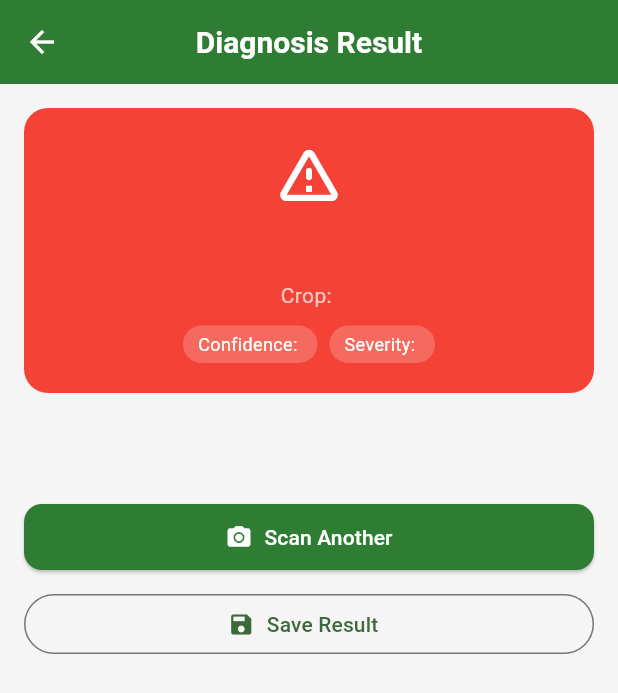
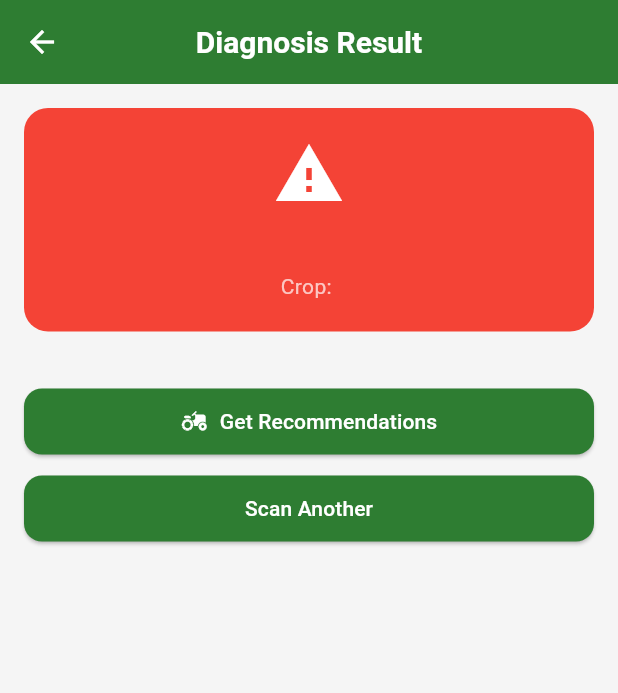
Before and after one commit to Nisansala23/govi-ai, a Flutter app: the RemedyScreen screen opened directly with empty values, on a phone screen of 412 x 824 dp. Shown: the top 693 px of the screen. Run offline on Flutter 3.47's test engine with Material 3 defaults, Android fonts, the phone set to English and light mode, and no system bars; our stand-ins replace cloud_firestore, connectivity_plus, firebase_auth, firebase_core, flutter_dotenv, flutter_map and 3 more; accounts and stored records are empty.

Commit message:
style:Improve remedy screen UI with agriculture styling

```diff
--- a/lib/screens/remedy_screen.dart
+++ b/lib/screens/remedy_screen.dart
@@ -1,5 +1,6 @@
 import 'package:flutter/material.dart';
 import '../theme/app_theme.dart';
+import 'recommendation_screen.dart';
 
 class RemedyScreen extends StatelessWidget {
   final Map<String, dynamic> result;
@@ -18,16 +19,12 @@ class RemedyScreen extends StatelessWidget {
     final severity = result['severity'] ?? 'None';
 
     final isHealthy = disease.toLowerCase() == 'healthy';
-
     final Color statusColor =
         isHealthy ? AppColors.healthy : AppColors.danger;
 
     return Scaffold(
       backgroundColor: AppColors.background,
-      appBar: AppBar(
-        title: const Text('Diagnosis Result'),
-      ),
-
+      appBar: AppBar(title: const Text('Diagnosis Result')),
       body: SafeArea(
         child: SingleChildScrollView(
           padding: const EdgeInsets.all(16),
@@ -44,37 +41,38 @@ class RemedyScreen extends StatelessWidget {
 
               const SizedBox(height: 16),
 
-              _buildCard(
-                "About Disease",
-                description,
-                Icons.info_outline,
+              _buildCard("About Disease", description, Icons.info_outline),
+              _buildCard("Sinhala උපදෙස්", sinhalaRemedy, Icons.language),
+
+              _buildRemedy("Organic Treatment", organicRemedy,
+                  AppColors.healthy),
+
+              _buildRemedy("Chemical Treatment", chemicalRemedy,
+                  AppColors.warning),
+
+              const SizedBox(height: 20),
+
+              // ✅ NEW BUTTON (IMPORTANT)
+              SizedBox(
+                width: double.infinity,
+                child: ElevatedButton.icon(
+                  icon: const Icon(Icons.agriculture),
+                  label: const Text("Get Recommendations"),
+                  onPressed: () {
+                    Navigator.push(
+                      context,
+                      MaterialPageRoute(
+                        builder: (_) => RecommendationScreen(
+                          crop: crop,
+                          disease: disease,
+                        ),
+                      ),
+                    );
+                  },
+                ),
               ),
 
-              const SizedBox(height: 12),
-
-              _buildCard(
-                "Sinhala උපදෙස්",
-                sinhalaRemedy,
-                Icons.language,
-              ),
-
-              const SizedBox(height: 12),
-
-              _buildRemedy(
-                "Organic Treatment",
-                organicRemedy,
-                AppColors.healthy,
-              ),
-
-              const SizedBox(height: 12),
-
-              _buildRemedy(
-                "Chemical Treatment",
-                chemicalRemedy,
-                AppColors.warning,
-              ),
-
-              const SizedBox(height: 20),
+              const SizedBox(height: 10),
 
               _buildActionButtons(context),
             ],
@@ -83,8 +81,6 @@ class RemedyScreen extends StatelessWidget {
       ),
     );
   }
-
-  // ───────────────── HEADER ─────────────────
 
   Widget _buildHeader(
     String disease,
@@ -104,162 +100,76 @@ class RemedyScreen extends StatelessWidget {
       child: Column(
         children: [
           Icon(
-            isHealthy
-                ? Icons.check_circle
-                : Icons.warning_amber_rounded,
+            isHealthy ? Icons.check_circle : Icons.warning,
             color: Colors.white,
             size: 48,
           ),
-
           const SizedBox(height: 10),
-
           Text(
             disease,
-            textAlign: TextAlign.center,
             style: const TextStyle(
               fontSize: 22,
               fontWeight: FontWeight.bold,
               color: Colors.white,
             ),
           ),
-
-          const SizedBox(height: 6),
-
-          Text(
-            "Crop: $crop",
-            style: const TextStyle(color: Colors.white70),
-          ),
-
-          const SizedBox(height: 10),
-
-          Wrap(
-            spacing: 8,
-            children: [
-              _badge("Confidence: $confidence"),
-              if (!isHealthy) _badge("Severity: $severity"),
-            ],
-          ),
+          Text("Crop: $crop",
+              style: const TextStyle(color: Colors.white70)),
         ],
       ),
     );
   }
 
-  // ───────────────── BADGE ─────────────────
-
-  Widget _badge(String text) {
-    return Container(
-      padding: const EdgeInsets.symmetric(horizontal: 10, vertical: 4),
-      decoration: BoxDecoration(
-        color: Colors.white.withOpacity(0.2),
-        borderRadius: BorderRadius.circular(20),
-      ),
-      child: Text(
-        text,
-        style: const TextStyle(color: Colors.white, fontSize: 12),
-      ),
-    );
-  }
-
-  // ───────────────── CARD ─────────────────
-
   Widget _buildCard(String title, String content, IconData icon) {
-    if (content.isEmpty) {
-      return const SizedBox();
-    }
+    if (content.isEmpty) return const SizedBox();
 
     return Container(
-      width: double.infinity,
+      margin: const EdgeInsets.only(bottom: 12),
       padding: const EdgeInsets.all(16),
       decoration: BoxDecoration(
         color: AppColors.cardBackground,
         borderRadius: BorderRadius.circular(12),
       ),
+      child: Row(
+        children: [
+          Icon(icon, color: AppColors.primary),
+          const SizedBox(width: 10),
+          Expanded(child: Text(content)),
+        ],
+      ),
+    );
+  }
+
+  Widget _buildRemedy(String title, String content, Color color) {
+    if (content.isEmpty) return const SizedBox();
+
+    return Container(
+      margin: const EdgeInsets.only(bottom: 12),
+      padding: const EdgeInsets.all(16),
+      decoration: BoxDecoration(
+        color: color.withOpacity(0.1),
+        borderRadius: BorderRadius.circular(12),
+      ),
       child: Column(
         crossAxisAlignment: CrossAxisAlignment.start,
         children: [
-          Row(
-            children: [
-              Icon(icon, color: AppColors.primary),
-              const SizedBox(width: 8),
-              Text(
-                title,
-                style: const TextStyle(
-                  fontWeight: FontWeight.bold,
-                ),
-              ),
-            ],
-          ),
-          const SizedBox(height: 8),
+          Text(title,
+              style: TextStyle(
+                  color: color, fontWeight: FontWeight.bold)),
+          const SizedBox(height: 6),
           Text(content),
         ],
       ),
     );
   }
 
-  // ───────────────── REMEDY CARD ─────────────────
-
-  Widget _buildRemedy(String title, String content, Color color) {
-    if (content.isEmpty) return const SizedBox();
-
-    return Container(
+  Widget _buildActionButtons(BuildContext context) {
+    return SizedBox(
       width: double.infinity,
-      padding: const EdgeInsets.all(16),
-      decoration: BoxDecoration(
-        color: color.withOpacity(0.1),
-        borderRadius: BorderRadius.circular(12),
-        border: Border.all(color: color.withOpacity(0.3)),
-      ),
-      child: Column(
-        crossAxisAlignment: CrossAxisAlignment.start,
-        children: [
-          Text(
-            title,
-            style: TextStyle(
-              color: color,
-              fontWeight: FontWeight.bold,
-            ),
-          ),
-          const SizedBox(height: 8),
-          Text(content),
-        ],
+      child: ElevatedButton(
+        onPressed: () => Navigator.pop(context),
+        child: const Text("Scan Another"),
       ),
     );
   }
-
-  // ───────────────── ACTION BUTTONS ─────────────────
-
-  Widget _buildActionButtons(BuildContext context) {
-    return Column(
-      children: [
-        SizedBox(
-          width: double.infinity,
-          child: ElevatedButton.icon(
-            onPressed: () {
-              Navigator.pop(context);
-            },
-            icon: const Icon(Icons.camera_alt),
-            label: const Text("Scan Another"),
-          ),
-        ),
-
-        const SizedBox(height: 10),
-
-        SizedBox(
-          width: double.infinity,
-          child: OutlinedButton.icon(
-            onPressed: () {
-              // future: save result to Firestore for stats
-              ScaffoldMessenger.of(context).showSnackBar(
-                const SnackBar(
-                  content: Text("Result saved (future feature)"),
-                ),
-              );
-            },
-            icon: const Icon(Icons.save),
-            label: const Text("Save Result"),
-          ),
-        ),
-      ],
-    );
-  }
 }
```
